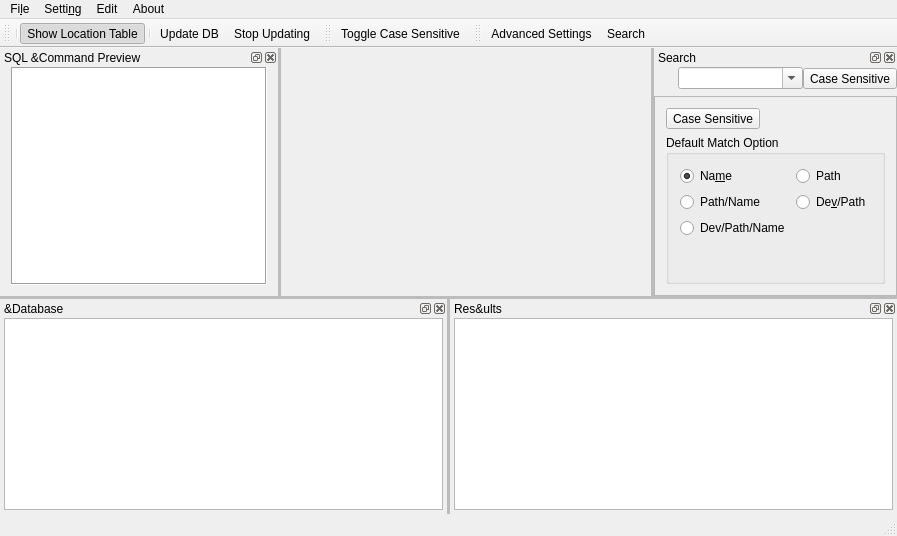
The window that src/Ui_mainwindow.ui (chg-hou/DawnlightSearch) describes before a commit, drawn with Qt 5.
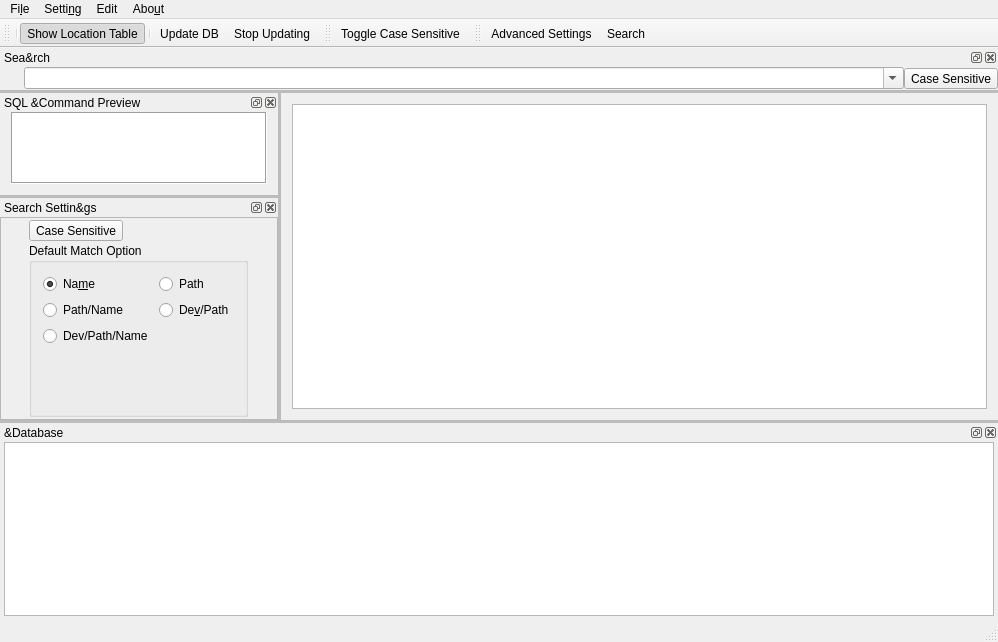
The same window after the commit. Icons and pictures are not drawn.

Patch:
```diff
--- a/src/Ui_mainwindow.ui
+++ b/src/Ui_mainwindow.ui
@@ -6,8 +6,8 @@
    <rect>
     <x>0</x>
     <y>0</y>
-    <width>897</width>
-    <height>536</height>
+    <width>998</width>
+    <height>642</height>
    </rect>
   </property>
   <property name="windowTitle">
@@ -39,14 +39,55 @@
      <verstretch>0</verstretch>
     </sizepolicy>
    </property>
-   <layout class="QGridLayout" name="gridLayout"/>
+   <layout class="QGridLayout" name="gridLayout">
+    <item row="0" column="0">
+     <widget class="QTableView" name="tableView">
+      <property name="sizePolicy">
+       <sizepolicy hsizetype="Expanding" vsizetype="Expanding">
+        <horstretch>0</horstretch>
+        <verstretch>6</verstretch>
+       </sizepolicy>
+      </property>
+      <property name="editTriggers">
+       <set>QAbstractItemView::NoEditTriggers</set>
+      </property>
+      <property name="alternatingRowColors">
+       <bool>true</bool>
+      </property>
+      <property name="selectionMode">
+       <enum>QAbstractItemView::ExtendedSelection</enum>
+      </property>
+      <property name="selectionBehavior">
+       <enum>QAbstractItemView::SelectRows</enum>
+      </property>
+      <property name="showGrid">
+       <bool>true</bool>
+      </property>
+      <property name="gridStyle">
+       <enum>Qt::NoPen</enum>
+      </property>
+      <property name="sortingEnabled">
+       <bool>false</bool>
+      </property>
+      <attribute name="horizontalHeaderHighlightSections">
+       <bool>false</bool>
+      </attribute>
+      <attribute name="horizontalHeaderShowSortIndicator" stdset="0">
+       <bool>false</bool>
+      </attribute>
+      <attribute name="verticalHeaderShowSortIndicator" stdset="0">
+       <bool>false</bool>
+      </attribute>
+     </widget>
+    </item>
+   </layout>
   </widget>
   <widget class="QMenuBar" name="menuBar">
    <property name="geometry">
     <rect>
      <x>0</x>
      <y>0</y>
-     <width>897</width>
+     <width>998</width>
      <height>30</height>
     </rect>
    </property>
@@ -83,7 +124,7 @@
    </widget>
    <widget class="QMenu" name="menuAbout">
     <property name="title">
-     <string>About</string>
+     <string>Abo&amp;ut</string>
     </property>
     <addaction name="actionAbout"/>
     <addaction name="actionAbout_Qt"/>
@@ -186,92 +227,6 @@
     </layout>
    </widget>
   </widget>
-  <widget class="QDockWidget" name="dockWidget_result">
-   <property name="sizePolicy">
-    <sizepolicy hsizetype="Expanding" vsizetype="Expanding">
-     <horstretch>0</horstretch>
-     <verstretch>0</verstretch>
-    </sizepolicy>
-   </property>
-   <property name="minimumSize">
-    <size>
-     <width>107</width>
-     <height>132</height>
-    </size>
-   </property>
-   <property name="styleSheet">
-    <string notr="true">/*border: 5px solid purple;*/
-</string>
-   </property>
-   <property name="windowTitle">
-    <string>Res&amp;ults</string>
-   </property>
-   <attribute name="dockWidgetArea">
-    <number>8</number>
-   </attribute>
-   <widget class="QWidget" name="dockWidgetContents_2">
-    <property name="sizePolicy">
-     <sizepolicy hsizetype="Expanding" vsizetype="Expanding">
-      <horstretch>0</horstretch>
-      <verstretch>0</verstretch>
-     </sizepolicy>
-    </property>
-    <layout class="QVBoxLayout" name="verticalLayout_3">
-     <property name="leftMargin">
-      <number>4</number>
-     </property>
-     <property name="topMargin">
-      <number>0</number>
-     </property>
-     <property name="rightMargin">
-      <number>4</number>
-     </property>
-     <property name="bottomMargin">
-      <number>4</number>
-     </property>
-     <item>
-      <widget class="QTableView" name="tableView">
-       <property name="sizePolicy">
-        <sizepolicy hsizetype="Expanding" vsizetype="Expanding">
-         <horstretch>0</horstretch>
-         <verstretch>6</verstretch>
-        </sizepolicy>
-       </property>
-       <property name="editTriggers">
-        <set>QAbstractItemView::NoEditTriggers</set>
-       </property>
-       <property name="alternatingRowColors">
-        <bool>true</bool>
-       </property>
-       <property name="selectionMode">
-        <enum>QAbstractItemView::ExtendedSelection</enum>
-       </property>
-       <property name="selectionBehavior">
-        <enum>QAbstractItemView::SelectRows</enum>
-       </property>
-       <property name="showGrid">
-        <bool>true</bool>
-       </property>
-       <property name="gridStyle">
-        <enum>Qt::NoPen</enum>
-       </property>
-       <property name="sortingEnabled">
-        <bool>false</bool>
-       </property>
-       <attribute name="horizontalHeaderHighlightSections">
-        <bool>false</bool>
-       </attribute>
-       <attribute name="horizontalHeaderShowSortIndicator" stdset="0">
-        <bool>false</bool>
-       </attribute>
-       <attribute name="verticalHeaderShowSortIndicator" stdset="0">
-        <bool>false</bool>
-       </attribute>
-      </widget>
-     </item>
-    </layout>
-   </widget>
-  </widget>
   <widget class="QDockWidget" name="dockWidget_sqlcmd">
    <property name="enabled">
     <bool>true</bool>
@@ -354,10 +309,10 @@
     </size>
    </property>
    <property name="windowTitle">
-    <string>Search</string>
+    <string>Sea&amp;rch</string>
    </property>
    <attribute name="dockWidgetArea">
-    <number>2</number>
+    <number>4</number>
    </attribute>
    <widget class="QWidget" name="dockWidgetContents_search">
     <property name="sizePolicy">
@@ -447,9 +402,74 @@
       </layout>
      </item>
      <item>
+      <spacer name="verticalSpacer">
+       <property name="orientation">
+        <enum>Qt::Vertical</enum>
+       </property>
+       <property name="sizeType">
+        <enum>QSizePolicy::MinimumExpanding</enum>
+       </property>
+       <property name="sizeHint" stdset="0">
+        <size>
+         <width>0</width>
+         <height>0</height>
+        </size>
+       </property>
+      </spacer>
+     </item>
+    </layout>
+   </widget>
+  </widget>
+  <widget class="QDockWidget" name="dockWidget_search_settings">
+   <property name="enabled">
+    <bool>true</bool>
+   </property>
+   <property name="sizePolicy">
+    <sizepolicy hsizetype="Minimum" vsizetype="Minimum">
+     <horstretch>0</horstretch>
+     <verstretch>0</verstretch>
+    </sizepolicy>
+   </property>
+   <property name="minimumSize">
+    <size>
+     <width>264</width>
+     <height>222</height>
+    </size>
+   </property>
+   <property name="styleSheet">
+    <string notr="true">/*border: 5px solid purple;*/
+</string>
+   </property>
+   <property name="windowTitle">
+    <string>Search Settin&amp;gs</string>
+   </property>
+   <attribute name="dockWidgetArea">
+    <number>1</number>
+   </attribute>
+   <widget class="QWidget" name="dockWidgetContents_2">
+    <property name="sizePolicy">
+     <sizepolicy hsizetype="Minimum" vsizetype="Minimum">
+      <horstretch>0</horstretch>
+      <verstretch>0</verstretch>
+     </sizepolicy>
+    </property>
+    <layout class="QVBoxLayout" name="verticalLayout_3">
+     <property name="leftMargin">
+      <number>0</number>
+     </property>
+     <property name="topMargin">
+      <number>0</number>
+     </property>
+     <property name="rightMargin">
+      <number>0</number>
+     </property>
+     <property name="bottomMargin">
+      <number>0</number>
+     </property>
+     <item>
       <widget class="QFrame" name="frame_adv_setting">
        <property name="sizePolicy">
-        <sizepolicy hsizetype="Minimum" vsizetype="MinimumExpanding">
+        <sizepolicy hsizetype="Minimum" vsizetype="Minimum">
          <horstretch>0</horstretch>
          <verstretch>0</verstretch>
         </sizepolicy>
@@ -461,6 +481,21 @@
         <enum>QFrame::Raised</enum>
        </property>
        <layout class="QGridLayout" name="gridLayout_2">
+        <property name="leftMargin">
+         <number>2</number>
+        </property>
+        <property name="topMargin">
+         <number>2</number>
+        </property>
+        <property name="rightMargin">
+         <number>2</number>
+        </property>
+        <property name="bottomMargin">
+         <number>2</number>
+        </property>
+        <property name="spacing">
+         <number>2</number>
+        </property>
         <item row="1" column="0">
          <widget class="QToolButton" name="toolButton_casesensitive">
           <property name="text">
```
Left out of the diff: 14 changed lines with no effect on the pictures.
